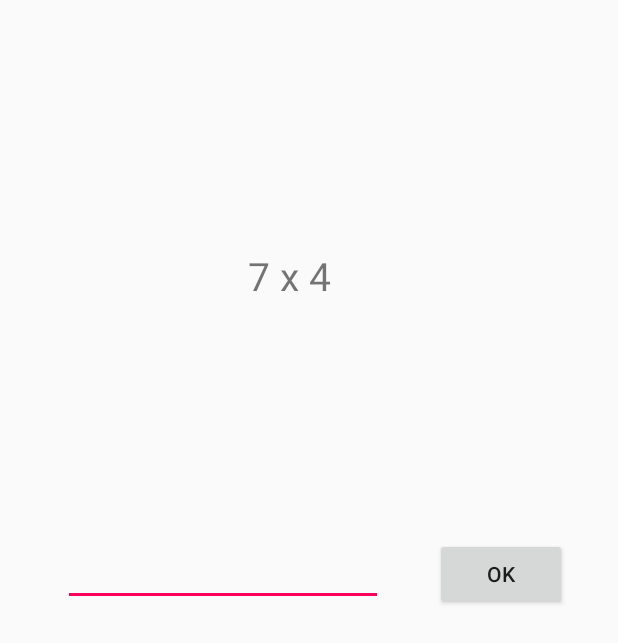
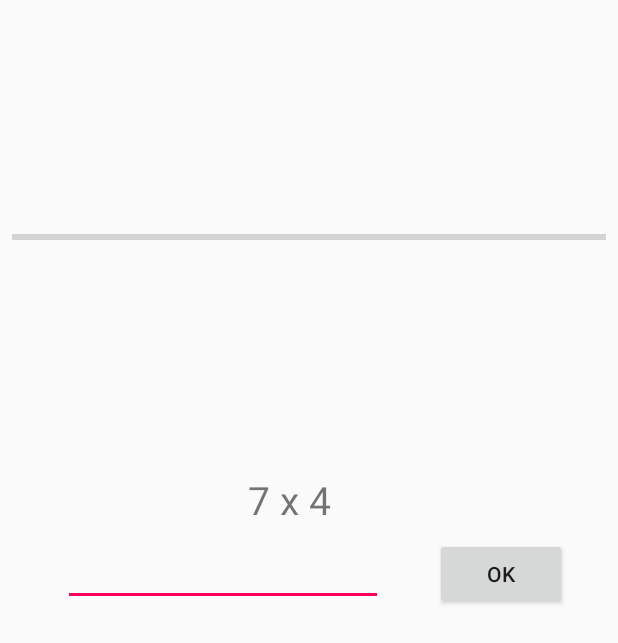
Before and after one commit to sannedonker/mprog-final-project, an Android app: the screen it shows after launch (CalculateActivity), after a tap on "START REKENEN", on a phone screen of 412 x 824 dp. Shown: the top 643 px of the screen. Run offline under Robolectric (Android 15) with nearby library versions, the light colour scheme and no system bars.

Commit message:
progressbar werkend

```diff
--- a/app/src/main/java/com/example/gebruiker/tafelsoefenen/CalculateActivity.java
+++ b/app/src/main/java/com/example/gebruiker/tafelsoefenen/CalculateActivity.java
@@ -7,6 +7,7 @@ import android.os.Bundle;
 import android.util.Log;
 import android.view.View;
 import android.widget.ArrayAdapter;
+import android.widget.ProgressBar;
 import android.widget.TextView;
 
 import org.w3c.dom.Text;
@@ -19,7 +20,7 @@ import java.util.stream.IntStream;
 
 public class CalculateActivity extends AppCompatActivity {
 
-    //        TODO: progressbar toevoegen ??
+    // TODO: progressbar toevoegen
     // TODO: magic numbers weghalen
 
     DatabaseHelper db;
@@ -35,6 +36,8 @@ public class CalculateActivity extends AppCompatActivity {
     ArrayList<Integer> idsRandom = new ArrayList<>();
 
     ArrayList<Exercise> resultExercises = new ArrayList<>();
+
+    ProgressBar progressBar;
 
     long start_time;
 
@@ -97,6 +100,10 @@ public class CalculateActivity extends AppCompatActivity {
         // set the start time
         start_time = System.currentTimeMillis();
 
+        // set max progressbar
+        progressBar = findViewById(R.id.progressBar);
+        progressBar.setMax(amount);
+
     }
 
     public void submitClick(View view) {
@@ -152,8 +159,9 @@ public class CalculateActivity extends AppCompatActivity {
             // check if all exercises are made
             if (counter < amount) {
 
-                // show the next question
+                // show the next question and increment progressbar
                 counter++;
+                progressBar.setProgress(counter);
                 TextView questionField = findViewById(R.id.questionField);
                 questionField.setText(multiplicationsRandom.get(counter));
 
@@ -167,14 +175,13 @@ public class CalculateActivity extends AppCompatActivity {
             } else {
 
                 // go to result list activity and give the results of the exercises to that activity
-                Boolean resultActivity = false;
+                int resultActivity = 0;
                 Intent intent = new Intent(CalculateActivity.this, ResultListActivity.class);
                 intent.putExtra("resultExercises", resultExercises);
                 intent.putExtra("boolean", resultActivity);
                 startActivity(intent);
             }
         }
-
     }
 
     // makes sure that when pressed back the user goes to the MainActivity screen
--- a/app/src/main/java/com/example/gebruiker/tafelsoefenen/ResultActivity.java
+++ b/app/src/main/java/com/example/gebruiker/tafelsoefenen/ResultActivity.java
@@ -75,11 +75,10 @@ public class ResultActivity extends AppCompatActivity {
             }
 
             // go to result list activity and give the results of the exercises to that activity
-            Boolean resultActivity = true;
-            int test = 1;
+            int resultActivity = 1;
             Intent intent = new Intent(ResultActivity.this, ResultListActivity.class);
             intent.putExtra("resultExercises", resultList);
-            intent.putExtra("boolean", test);
+            intent.putExtra("boolean", resultActivity);
             startActivity(intent);
 
         }
--- a/app/src/main/res/layout/activity_calculate.xml
+++ b/app/src/main/res/layout/activity_calculate.xml
@@ -11,7 +11,6 @@
         android:layout_width="wrap_content"
         android:layout_height="wrap_content"
         android:layout_marginStart="8dp"
-        android:layout_marginTop="16dp"
         android:layout_marginEnd="8dp"
         android:layout_marginBottom="8dp"
         android:text="A x B"
@@ -19,8 +18,7 @@
         app:layout_constraintBottom_toTopOf="@+id/answerField"
         app:layout_constraintEnd_toEndOf="parent"
         app:layout_constraintHorizontal_bias="0.462"
-        app:layout_constraintStart_toStartOf="parent"
-        app:layout_constraintTop_toTopOf="parent" />
+        app:layout_constraintStart_toStartOf="parent" />
 
     <EditText
         android:id="@+id/answerField"
@@ -45,4 +43,18 @@
         app:layout_constraintEnd_toEndOf="parent"
         app:layout_constraintHorizontal_bias="0.5"
         app:layout_constraintStart_toEndOf="@+id/answerField" />
+
+    <ProgressBar
+        android:id="@+id/progressBar"
+        style="?android:attr/progressBarStyleHorizontal"
+        android:layout_width="0dp"
+        android:layout_height="wrap_content"
+        android:layout_marginStart="8dp"
+        android:layout_marginTop="8dp"
+        android:layout_marginEnd="8dp"
+        android:layout_marginBottom="8dp"
+        app:layout_constraintBottom_toTopOf="@+id/questionField"
+        app:layout_constraintEnd_toEndOf="parent"
+        app:layout_constraintStart_toStartOf="parent"
+        app:layout_constraintTop_toTopOf="parent" />
 </android.support.constraint.ConstraintLayout>
```
Also changed, not shown: app/src/main/java/com/example/gebruiker/tafelsoefenen/DatabaseHelper.java (+11 -3 lines), app/src/main/java/com/example/gebruiker/tafelsoefenen/ResultListActivity.java (+4 -3 lines).
